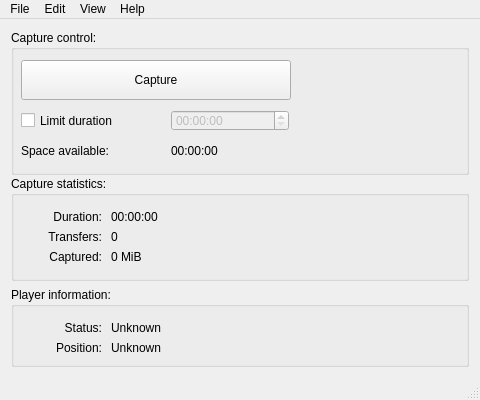
This is Linux-Application/DomesdayDuplicator/mainwindow.ui in simoninns/DomesdayDuplicator-gui-app as Qt 5 draws it before an edit. The edited form follows.
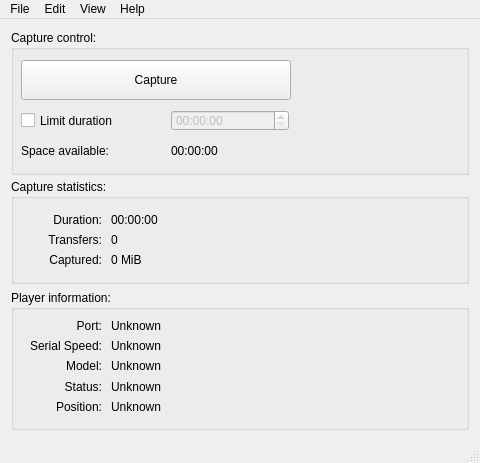
This is the edited form. Icons and pictures are not drawn.

Commit message: Expanded player support to all known compatible Pioneer models, and added baud rate/player auto-detect.

```diff
--- a/Linux-Application/DomesdayDuplicator/mainwindow.ui
+++ b/Linux-Application/DomesdayDuplicator/mainwindow.ui
@@ -7,13 +7,13 @@
     <x>0</x>
     <y>0</y>
     <width>480</width>
-    <height>400</height>
+    <height>463</height>
    </rect>
   </property>
   <property name="minimumSize">
    <size>
     <width>480</width>
-    <height>400</height>
+    <height>463</height>
    </size>
   </property>
   <property name="windowTitle">
@@ -242,10 +242,19 @@
     </item>
     <item>
      <widget class="QGroupBox" name="groupBox_2">
+      <property name="enabled">
+       <bool>true</bool>
+      </property>
+      <property name="sizePolicy">
+       <sizepolicy hsizetype="Preferred" vsizetype="Fixed">
+        <horstretch>0</horstretch>
+        <verstretch>0</verstretch>
+       </sizepolicy>
+      </property>
       <property name="minimumSize">
        <size>
         <width>0</width>
-        <height>80</height>
+        <height>140</height>
        </size>
       </property>
       <property name="maximumSize">
@@ -261,7 +270,7 @@
        <property name="geometry">
         <rect>
          <x>10</x>
-         <y>30</y>
+         <y>86</y>
          <width>81</width>
          <height>21</height>
         </rect>
@@ -277,7 +286,7 @@
        <property name="geometry">
         <rect>
          <x>10</x>
-         <y>50</y>
+         <y>106</y>
          <width>81</width>
          <height>21</height>
         </rect>
@@ -293,7 +302,7 @@
        <property name="geometry">
         <rect>
          <x>100</x>
-         <y>30</y>
+         <y>86</y>
          <width>351</width>
          <height>21</height>
         </rect>
@@ -306,7 +315,7 @@
        <property name="geometry">
         <rect>
          <x>100</x>
-         <y>50</y>
+         <y>106</y>
          <width>351</width>
          <height>21</height>
         </rect>
@@ -315,6 +324,93 @@
         <string>Unknown</string>
        </property>
       </widget>
+      <widget class="QLabel" name="label_8">
+       <property name="geometry">
+        <rect>
+         <x>10</x>
+         <y>65</y>
+         <width>81</width>
+         <height>21</height>
+        </rect>
+       </property>
+       <property name="text">
+        <string>Model:</string>
+       </property>
+       <property name="alignment">
+        <set>Qt::AlignRight|Qt::AlignTrailing|Qt::AlignVCenter</set>
+       </property>
+      </widget>
+      <widget class="QLabel" name="playerModelLabel">
+       <property name="geometry">
+        <rect>
+         <x>100</x>
+         <y>65</y>
+         <width>351</width>
+         <height>21</height>
+        </rect>
+       </property>
+       <property name="text">
+        <string>Unknown</string>
+       </property>
+      </widget>
+      <widget class="QLabel" name="playerPortLabel">
+       <property name="geometry">
+        <rect>
+         <x>100</x>
+         <y>25</y>
+         <width>351</width>
+         <height>21</height>
+        </rect>
+       </property>
+       <property name="text">
+        <string>Unknown</string>
+       </property>
+      </widget>
+      <widget class="QLabel" name="label_9">
+       <property name="geometry">
+        <rect>
+         <x>10</x>
+         <y>25</y>
+         <width>81</width>
+         <height>21</height>
+        </rect>
+       </property>
+       <property name="text">
+        <string>Port:</string>
+       </property>
+       <property name="alignment">
+        <set>Qt::AlignRight|Qt::AlignTrailing|Qt::AlignVCenter</set>
+       </property>
+      </widget>
+      <widget class="QLabel" name="playerSerialSpeedLabel">
+       <property name="geometry">
+        <rect>
+         <x>100</x>
+         <y>45</y>
+         <width>351</width>
+         <height>21</height>
+        </rect>
+       </property>
+       <property name="text">
+        <string>Unknown</string>
+       </property>
+      </widget>
+      <widget class="QLabel" name="label_10">
+       <property name="geometry">
+        <rect>
+         <x>10</x>
+         <y>45</y>
+         <width>81</width>
+         <height>21</height>
+        </rect>
+       </property>
+       <property name="text">
+        <string>Serial Speed:</string>
+       </property>
+       <property name="alignment">
+        <set>Qt::AlignRight|Qt::AlignTrailing|Qt::AlignVCenter</set>
+       </property>
+      </widget>
      </widget>
     </item>
    </layout>
```
The commit also changes 9 other files.
